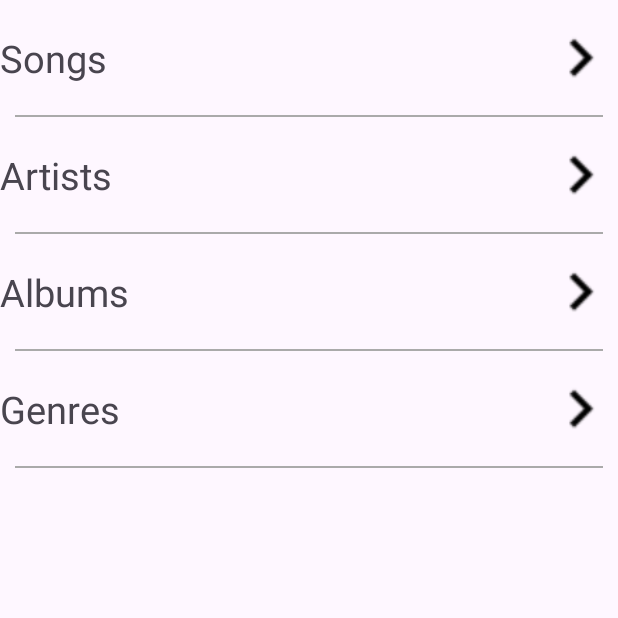
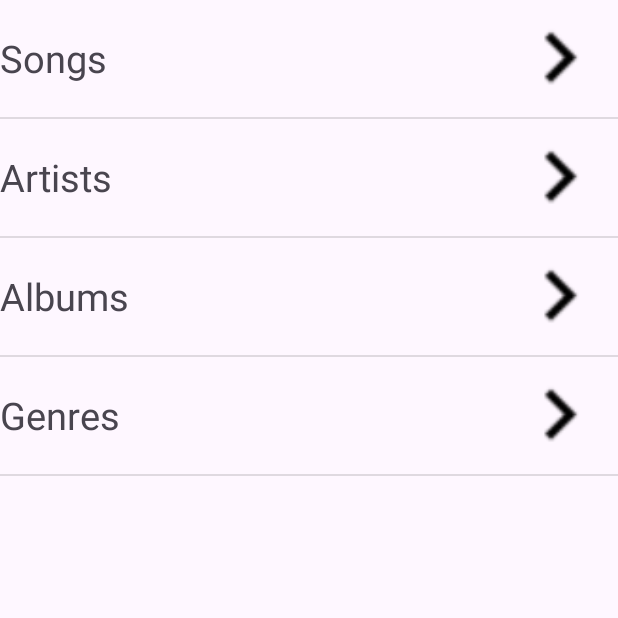
Before and after one commit to agent019/Musical, an Android app: the screen it shows after launch (MainActivity), on a phone screen of 412 x 824 dp, the top half of it. Run offline under Robolectric (Android 15) with nearby library versions, the phone set to English and light mode, and no system bars; our stand-ins replace navigation-ui.

Commit message:
Cleanup of menu fragments

```diff
--- a/app/src/main/java/com/agent/musical/MainFragment.java
+++ b/app/src/main/java/com/agent/musical/MainFragment.java
@@ -8,6 +8,7 @@ import android.os.Bundle;
 import androidx.fragment.app.Fragment;
 import androidx.recyclerview.widget.LinearLayoutManager;
 import androidx.recyclerview.widget.RecyclerView;
+import androidx.recyclerview.widget.DividerItemDecoration;
 
 import android.view.LayoutInflater;
 import android.view.View;
@@ -53,8 +54,12 @@ public class MainFragment extends Fragment {
         RecyclerView menu = (RecyclerView) view.findViewById(R.id.main_recycler_view);
         menu.setHasFixedSize(true);
 
-        RecyclerView.LayoutManager manager = new LinearLayoutManager(getActivity(), LinearLayoutManager.VERTICAL, false);
-        menu.setLayoutManager(manager);
+        LinearLayoutManager layoutManager = new LinearLayoutManager(getActivity(), LinearLayoutManager.VERTICAL, false);
+        menu.setLayoutManager(layoutManager);
+
+        DividerItemDecoration dividerItemDecoration = new DividerItemDecoration(menu.getContext(),
+                layoutManager.getOrientation());
+        menu.addItemDecoration(dividerItemDecoration);
 
         MenuAdapter adapter = new MenuAdapter(getActivity(), itemList);
         menu.setAdapter(adapter);
--- a/app/src/main/java/com/agent/musical/adapter/SongAdapter.java
+++ b/app/src/main/java/com/agent/musical/adapter/SongAdapter.java
@@ -54,7 +54,7 @@ public class SongAdapter extends RecyclerView.Adapter<SongAdapter.SongViewHolder
             super(itemView);
             nameView = (TextView) itemView.findViewById(R.id.song_name);
             artistView = (TextView) itemView.findViewById(R.id.song_artist);
-            albumView = (ImageView) itemView.findViewById(R.id.albumArt);
+            albumView = (ImageView) itemView.findViewById(R.id.album_art);
             itemView.setClickable(true);
             itemView.setOnClickListener(this);
         }
--- a/app/src/main/res/layout/menu_item_view.xml
+++ b/app/src/main/res/layout/menu_item_view.xml
@@ -11,27 +11,22 @@
         android:gravity="center_vertical"
         android:layout_width="match_parent"
         android:layout_height="match_parent"
-        android:layout_toLeftOf="@+id/albumArt"
-        android:layout_toStartOf="@+id/albumArt" />
+        android:layout_toStartOf="@+id/right_icon_frame" />
 
-    <ImageView
-        android:id="@+id/albumArt"
-        android:layout_width="50dp"
-        android:contentDescription="@string/right_arrow"
+    <FrameLayout
+        android:id="@+id/right_icon_frame"
+        android:layout_width="78dp"
         android:layout_height="match_parent"
-        android:src="@drawable/right"
         android:layout_alignParentTop="true"
         android:layout_alignParentRight="true"
-        android:layout_alignParentEnd="true" />
+        android:layout_alignParentEnd="true">
 
-    <View
-        android:layout_width="match_parent"
-        android:layout_height="1dp"
-        android:background="@android:color/darker_gray"
-        android:layout_alignParentBottom="true"
-        android:layout_alignParentLeft="false"
-        android:layout_alignParentStart="false"
-        android:layout_gravity="start|end|bottom"
-        android:layout_marginLeft="10dp"
-        android:layout_marginRight="10dp" />
+        <ImageView
+            android:id="@+id/right_icon"
+            android:contentDescription="@string/right_icon"
+            android:layout_width="match_parent"
+            android:layout_height="match_parent"
+            android:layout_margin="5dp"
+            android:src="@drawable/right"/>
+    </FrameLayout>
 </RelativeLayout>
--- a/app/src/main/res/values/strings.xml
+++ b/app/src/main/res/values/strings.xml
@@ -7,5 +7,5 @@
     <string name="next">Next</string>
     <string name="previous">Previous</string>
     <string name="album_art">Album Art</string>
-    <string name="right_arrow">Right Arrow</string>
+    <string name="right_icon">Right Icon</string>
 </resources>
```
Also changed, not shown: app/src/main/java/com/agent/musical/SongFragment.java (+7 -2 lines), app/src/main/res/layout/song_view.xml (+15 -26 lines), app/src/main/res/drawable/loner.jpg (added).
